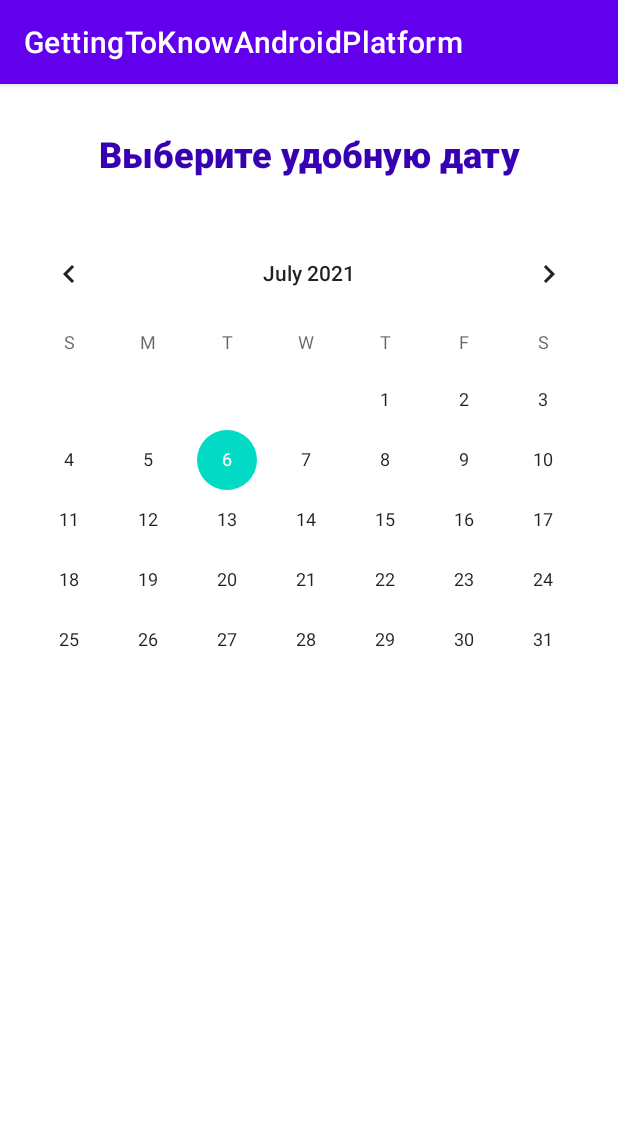
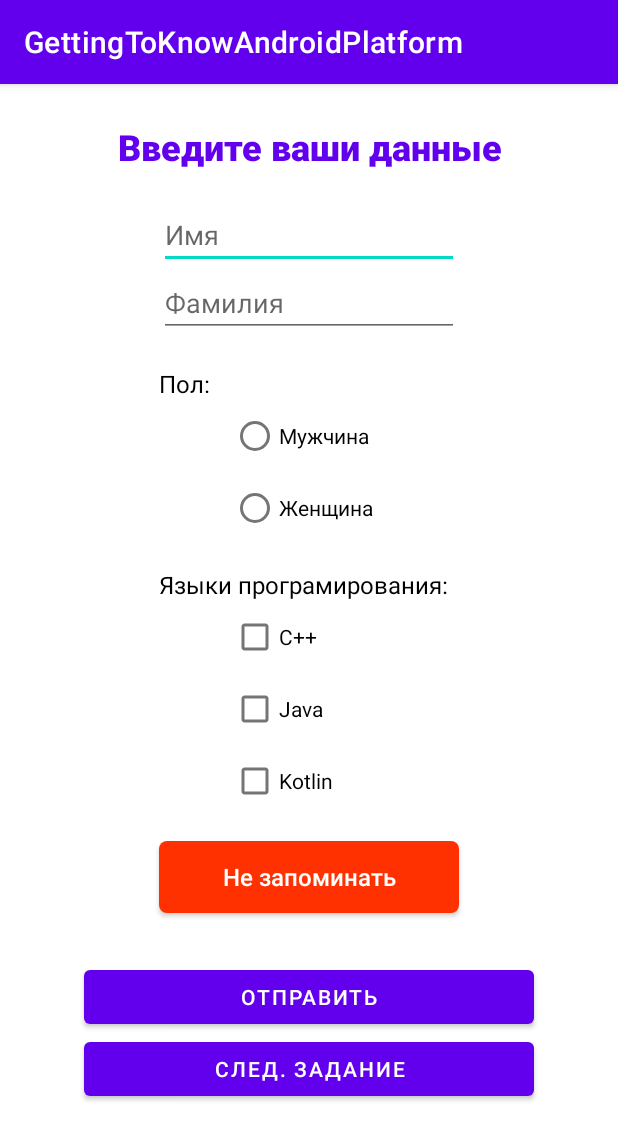
Before and after one commit to Artushock/GettingToKnowAndroidPlatform, an Android app: the screen it shows after launch (MainActivity), on a phone screen of 412 x 824 dp. Shown: the top 1140 px of the screen. Run offline under Robolectric (Android 15) with nearby library versions, the phone set to English and light mode, and no system bars.

Commit message:
Finished application.

```diff
--- a/app/src/main/AndroidManifest.xml
+++ b/app/src/main/AndroidManifest.xml
@@ -4,11 +4,14 @@
 
     <application
         android:allowBackup="true"
+        android:fullBackupContent="true"
         android:icon="@mipmap/ic_launcher"
         android:label="@string/app_name"
         android:roundIcon="@mipmap/ic_launcher_round"
         android:supportsRtl="true"
         android:theme="@style/Theme.GettingToKnowAndroidPlatform">
+        <activity android:name=".EditTextActivity" />
+        <activity android:name=".CalendarAcrivity" />
         <activity android:name=".MainActivity">
             <intent-filter>
                 <action android:name="android.intent.action.MAIN" />
--- a/app/src/main/java/com/artushock/gettingtoknowandroid/MainActivity.java
+++ b/app/src/main/java/com/artushock/gettingtoknowandroid/MainActivity.java
@@ -1,11 +1,12 @@
 package com.artushock.gettingtoknowandroid;
 
-import androidx.annotation.NonNull;
 import androidx.appcompat.app.AppCompatActivity;
 
+import android.content.Intent;
 import android.os.Bundle;
 import android.view.View;
-import android.widget.CalendarView;
+import android.widget.Button;
+import android.widget.CompoundButton;
 import android.widget.Toast;
 import android.widget.ToggleButton;
 
@@ -15,29 +16,27 @@ public class MainActivity extends AppCompatActivity {
     @Override
     protected void onCreate(Bundle savedInstanceState) {
         super.onCreate(savedInstanceState);
-//        setContentView(R.layout.test_linear_layout);
-//        setContentView(R.layout.test_edit_text_layout);
-        setContentView(R.layout.test_calendar_layout);
+        setContentView(R.layout.test_linear_layout);
 
         ToggleButton toggleButton = findViewById(R.id.remember_button);
-        CalendarView calendarView = (CalendarView) findViewById(R.id.calendar_view);
+        Button button = findViewById(R.id.next_task_btn);
 
 
-//        toggleButton.setOnCheckedChangeListener(new CompoundButton.OnCheckedChangeListener() {
-//            public void onCheckedChanged(CompoundButton buttonView, boolean isChecked) {
-//                if (isChecked) {
-//                    toggleButton.setBackgroundResource(R.drawable.rounded_corner_button_on);
-//                } else {
-//                    toggleButton.setBackgroundResource(R.drawable.rounded_corner_button_off);
-//                }
-//            }
-//        });
+        toggleButton.setOnCheckedChangeListener(new CompoundButton.OnCheckedChangeListener() {
+            public void onCheckedChanged(CompoundButton buttonView, boolean isChecked) {
+                if (isChecked) {
+                    toggleButton.setBackgroundResource(R.drawable.rounded_corner_button_on);
+                } else {
+                    toggleButton.setBackgroundResource(R.drawable.rounded_corner_button_off);
+                }
+            }
+        });
 
-        calendarView.setOnDateChangeListener(new CalendarView.OnDateChangeListener() {
+        button.setOnClickListener(new View.OnClickListener() {
             @Override
-            public void onSelectedDayChange(@NonNull CalendarView view, int year, int month, int dayOfMonth) {
-                String date = String.format("Выбрана дата: %d.%d.%d", dayOfMonth, month, year);
-                Toast.makeText(view.getContext(), date, Toast.LENGTH_SHORT).show();
+            public void onClick(View v) {
+                Intent intent = new Intent(v.getContext(), EditTextActivity.class);
+                startActivity(intent);
             }
         });
     }
--- a/app/src/main/res/layout/test_calendar_layout.xml
+++ /dev/null
@@ -1,30 +0,0 @@
-<?xml version="1.0" encoding="utf-8"?>
-<androidx.constraintlayout.widget.ConstraintLayout xmlns:android="http://schemas.android.com/apk/res/android"
-    xmlns:app="http://schemas.android.com/apk/res-auto"
-    android:layout_width="match_parent"
-    android:layout_height="match_parent">
-
-    <TextView
-        android:id="@+id/calendar_info"
-        android:layout_width="match_parent"
-        android:layout_height="wrap_content"
-        android:layout_marginTop="30dp"
-        android:text="Выберите удобную дату"
-        app:layout_constraintTop_toTopOf="parent"
-        android:gravity="center"
-        android:fontFamily="sans-serif-black"
-        android:textSize="24sp"
-        android:textColor="@color/purple_700"/>
-
-    <CalendarView
-        android:id="@+id/calendar_view"
-        android:layout_width="match_parent"
-        android:layout_height="wrap_content"
-        app:layout_constraintTop_toBottomOf="@id/calendar_info"
-        android:layout_marginTop="30dp"
-        />
-
-
-
-
-</androidx.constraintlayout.widget.ConstraintLayout>
--- a/app/src/main/res/layout/test_linear_layout.xml
+++ b/app/src/main/res/layout/test_linear_layout.xml
@@ -11,7 +11,7 @@
         android:layout_height="wrap_content"
         android:layout_marginTop="25dp"
         android:fontFamily="sans-serif-black"
-        android:text="Введите данные"
+        android:text="@string/enter_your_details"
         android:textAlignment="center"
         android:textColor="#6200EE"
         android:textSize="24sp" />
@@ -21,13 +21,17 @@
         android:layout_height="wrap_content"
         android:layout_gravity="center"
         android:layout_marginTop="20dp"
-        android:hint="Имя" />
+        android:hint="@string/name"
+        android:autofillHints="Имя"
+        android:inputType="text"/>
 
     <EditText
         android:layout_width="200dp"
         android:layout_height="wrap_content"
         android:layout_gravity="center"
-        android:hint="Фамилия" />
+        android:hint="@string/surname"
+        android:autofillHints="Фамилия"
+        android:inputType="text"/>
 
     <RadioGroup
         android:layout_width="200dp"
@@ -38,23 +42,21 @@
         <TextView
             android:layout_width="wrap_content"
             android:layout_height="wrap_content"
-            android:text="Пол: "
+            android:text="@string/sex"
             android:textColor="@color/black"
-            android:textSize="16dp"
-
-            />
+            android:textSize="16sp"/>
 
         <RadioButton
             android:layout_width="wrap_content"
             android:layout_height="wrap_content"
-            android:layout_marginLeft="50dp"
-            android:text="Мужчина" />
+            android:layout_marginStart="48dp"
+            android:text="@string/man" />
 
         <RadioButton
             android:layout_width="wrap_content"
             android:layout_height="wrap_content"
-            android:layout_marginLeft="50dp"
-            android:text="Женщина" />
+            android:layout_marginStart="48dp"
+            android:text="@string/woman" />
 
     </RadioGroup>
 
@@ -62,35 +64,35 @@
         android:layout_width="200dp"
         android:layout_height="wrap_content"
         android:layout_gravity="center"
-        android:layout_marginTop="20dp"
-        android:orientation="horizontal">
+        android:layout_marginTop="16dp"
+        android:orientation="vertical">
 
         <TextView
             android:layout_width="wrap_content"
             android:layout_height="wrap_content"
-            android:text="Языки програмирования:"
+            android:text="@string/prog_langs"
             android:textColor="@color/black"
-            android:textSize="16dp"
+            android:textSize="16sp"
 
             />
 
         <CheckBox
             android:layout_width="wrap_content"
             android:layout_height="wrap_content"
-            android:layout_marginLeft="50dp"
-            android:text="С++" />
+            android:layout_marginStart="48dp"
+            android:text="@string/cpp" />
 
         <CheckBox
             android:layout_width="wrap_content"
             android:layout_height="wrap_content"
-            android:layout_marginLeft="50dp"
-            android:text="Java" />
+            android:layout_marginStart="48dp"
+            android:text="@string/java" />
 
         <CheckBox
             android:layout_width="wrap_content"
             android:layout_height="wrap_content"
-            android:layout_marginLeft="50dp"
-            android:text="Kotlin" />
+            android:layout_marginStart="48dp"
+            android:text="@string/kotlin" />
 
     </LinearLayout>
 
@@ -100,23 +102,28 @@
         android:layout_width="200dp"
         android:layout_height="wrap_content"
         android:layout_gravity="center"
-        android:layout_marginTop="20dp"
+        android:layout_marginTop="16dp"
+        android:background="@drawable/rounded_corner_button_off"
+        android:textAllCaps="false"
         android:textColor="@color/white"
-        android:textOff="Не запоминать"
-        android:textOn="Запомнить меня"
-        android:textAllCaps="false"
-        android:background="@drawable/rounded_corner_button_off"
-        android:textSize="16dp"
-        />
+        android:textOff="@string/dnt_remember"
+        android:textOn="@string/remember"
+        android:textSize="16sp" />
 
     <Button
         android:id="@+id/submit_button"
         android:layout_width="300dp"
         android:layout_height="wrap_content"
         android:layout_gravity="center"
-        android:layout_marginTop="30dp"
-        android:text="Отправить"
-        android:onClick="onClick"/>
+        android:layout_marginTop="32dp"
+        android:onClick="onClick"
+        android:text="@string/send" />
 
+    <Button
+        android:id="@+id/next_task_btn"
+        android:layout_width="300dp"
+        android:layout_height="wrap_content"
+        android:layout_gravity="center"
+        android:text="@string/next_task" />
 
 </LinearLayout>
--- a/app/src/main/res/values/strings.xml
+++ b/app/src/main/res/values/strings.xml
@@ -1,3 +1,25 @@
 <resources>
     <string name="app_name">GettingToKnowAndroidPlatform</string>
+    <string name="back">Назад</string>
+    <string name="choose_confident_date">Выберите удобную дату</string>
+    <string name="next_task">След. задание</string>
+    <string name="send">Отправить</string>
+    <string name="email">email:</string>
+    <string name="password">Пароль:</string>
+    <string name="age">Возраст:</string>
+    <string name="phone">Телефон</string>
+    <string name="full_name">ФИО:</string>
+    <string name="organization">Организация:</string>
+    <string name="enter_your_details">Введите ваши данные</string>
+    <string name="name">Имя</string>
+    <string name="surname">Фамилия</string>
+    <string name="sex">Пол:</string>
+    <string name="man">Мужчина</string>
+    <string name="woman">Женщина</string>
+    <string name="prog_langs">Языки програмирования:</string>
+    <string name="cpp">С++</string>
+    <string name="java">Java</string>
+    <string name="kotlin">Kotlin</string>
+    <string name="dnt_remember">Не запоминать</string>
+    <string name="remember">Запомнить меня</string>
 </resources>
```
Also changed, not shown: app/src/main/java/com/artushock/gettingtoknowandroid/CalendarAcrivity.java (added, +27 -0 lines), app/src/main/java/com/artushock/gettingtoknowandroid/EditTextActivity.java (added, +32 -0 lines), app/src/main/res/layout/activity_main.xml (deleted, +0 -18 lines), app/src/main/res/layout/calendar_layout.xml (added, +39 -0 lines), app/src/main/res/layout/edit_text_layout.xml (renamed from app/src/main/res/layout/test_edit_text_layout.xml, +57 -27 lines).
